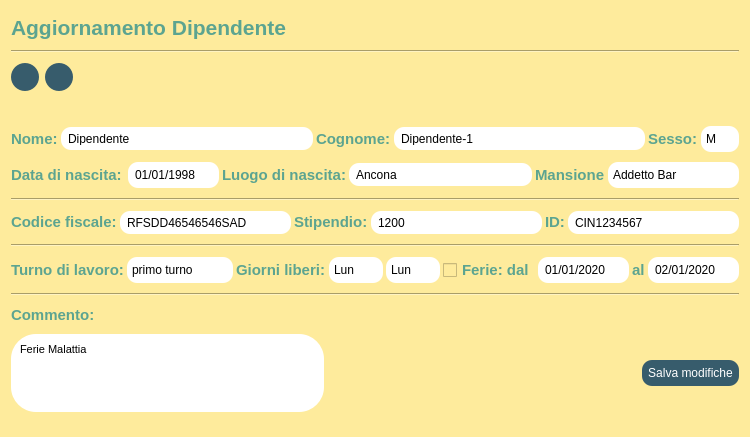
Above: dipendente/DatiDipendente/view/AggiornaDipendente.ui from StracciaMatteo/GestioneCinema before the change. Below: the same form after it.
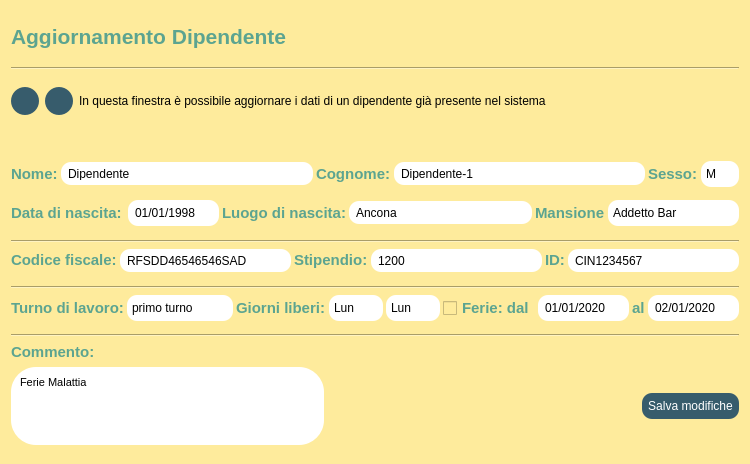
That is the form after the change. Icons and pictures are not drawn.

The edit to the form file:
```diff
--- a/dipendente/DatiDipendente/view/AggiornaDipendente.ui
+++ b/dipendente/DatiDipendente/view/AggiornaDipendente.ui
@@ -7,7 +7,7 @@
     <x>0</x>
     <y>0</y>
     <width>731</width>
-    <height>437</height>
+    <height>464</height>
    </rect>
   </property>
   <property name="sizePolicy">
@@ -31,6 +31,18 @@
        <verstretch>0</verstretch>
       </sizepolicy>
      </property>
+     <property name="minimumSize">
+      <size>
+       <width>0</width>
+       <height>50</height>
+      </size>
+     </property>
+     <property name="maximumSize">
+      <size>
+       <width>16777215</width>
+       <height>50</height>
+      </size>
+     </property>
      <property name="font">
       <font>
        <pointsize>16</pointsize>
@@ -69,6 +81,12 @@
          <verstretch>0</verstretch>
         </sizepolicy>
        </property>
+       <property name="maximumSize">
+        <size>
+         <width>28</width>
+         <height>28</height>
+        </size>
+       </property>
        <property name="styleSheet">
         <string notr="true">QPushButton{
  border-radius: 14px;
@@ -113,6 +131,12 @@
          <verstretch>0</verstretch>
         </sizepolicy>
        </property>
+       <property name="maximumSize">
+        <size>
+         <width>28</width>
+         <height>28</height>
+        </size>
+       </property>
        <property name="styleSheet">
         <string notr="true">QPushButton{
  border-radius: 14px;
@@ -150,20 +174,42 @@
       </widget>
      </item>
      <item>
-      <spacer name="horizontalSpacer_2">
-       <property name="orientation">
-        <enum>Qt::Horizontal</enum>
+      <widget class="QLabel" name="label_12">
+       <property name="minimumSize">
+        <size>
+         <width>0</width>
+         <height>50</height>
+        </size>
        </property>
-       <property name="sizeHint" stdset="0">
+       <property name="maximumSize">
         <size>
-         <width>40</width>
-         <height>20</height>
+         <width>16777215</width>
+         <height>50</height>
         </size>
        </property>
-      </spacer>
+       <property name="text">
+        <string>In questa finestra è possibile aggiornare i dati di un dipendente già presente nel sistema</string>
+       </property>
+       <property name="wordWrap">
+        <bool>true</bool>
+       </property>
+      </widget>
      </item>
     </layout>
    </item>
+   <item>
+    <spacer name="verticalSpacer">
+     <property name="orientation">
+      <enum>Qt::Vertical</enum>
+     </property>
+     <property name="sizeHint" stdset="0">
+      <size>
+       <width>20</width>
+       <height>40</height>
+      </size>
+     </property>
+    </spacer>
+   </item>
    <item>
     <widget class="QLabel" name="error_text">
      <property name="sizePolicy">
@@ -367,6 +413,19 @@
      </item>
     </layout>
    </item>
+   <item>
+    <spacer name="verticalSpacer_2">
+     <property name="orientation">
+      <enum>Qt::Vertical</enum>
+     </property>
+     <property name="sizeHint" stdset="0">
+      <size>
+       <width>20</width>
+       <height>40</height>
+      </size>
+     </property>
+    </spacer>
+   </item>
    <item>
     <layout class="QHBoxLayout" name="horizontalLayout_3">
      <property name="spacing">
@@ -619,6 +678,19 @@
      </item>
     </layout>
    </item>
+   <item>
+    <spacer name="verticalSpacer_3">
+     <property name="orientation">
+      <enum>Qt::Vertical</enum>
+     </property>
+     <property name="sizeHint" stdset="0">
+      <size>
+       <width>20</width>
+       <height>40</height>
+      </size>
+     </property>
+    </spacer>
+   </item>
    <item>
     <widget class="Line" name="line_2">
      <property name="sizePolicy">
@@ -753,6 +825,19 @@
      </item>
     </layout>
    </item>
+   <item>
+    <spacer name="verticalSpacer_4">
+     <property name="orientation">
+      <enum>Qt::Vertical</enum>
+     </property>
+     <property name="sizeHint" stdset="0">
+      <size>
+       <width>20</width>
+       <height>40</height>
+      </size>
+     </property>
+    </spacer>
+   </item>
    <item>
     <widget class="Line" name="line_4">
      <property name="orientation">
@@ -1251,6 +1336,19 @@
      </item>
     </layout>
    </item>
+   <item>
+    <spacer name="verticalSpacer_5">
+     <property name="orientation">
+      <enum>Qt::Vertical</enum>
+     </property>
+     <property name="sizeHint" stdset="0">
+      <size>
+       <width>20</width>
+       <height>40</height>
+      </size>
+     </property>
+    </spacer>
+   </item>
    <item>
     <widget class="Line" name="line_5">
      <property name="orientation">
@@ -1356,6 +1454,19 @@
      </item>
     </layout>
    </item>
+   <item>
+    <spacer name="verticalSpacer_6">
+     <property name="orientation">
+      <enum>Qt::Vertical</enum>
+     </property>
+     <property name="sizeHint" stdset="0">
+      <size>
+       <width>20</width>
+       <height>40</height>
+      </size>
+     </property>
+    </spacer>
+   </item>
   </layout>
  </widget>
  <resources/>
```
